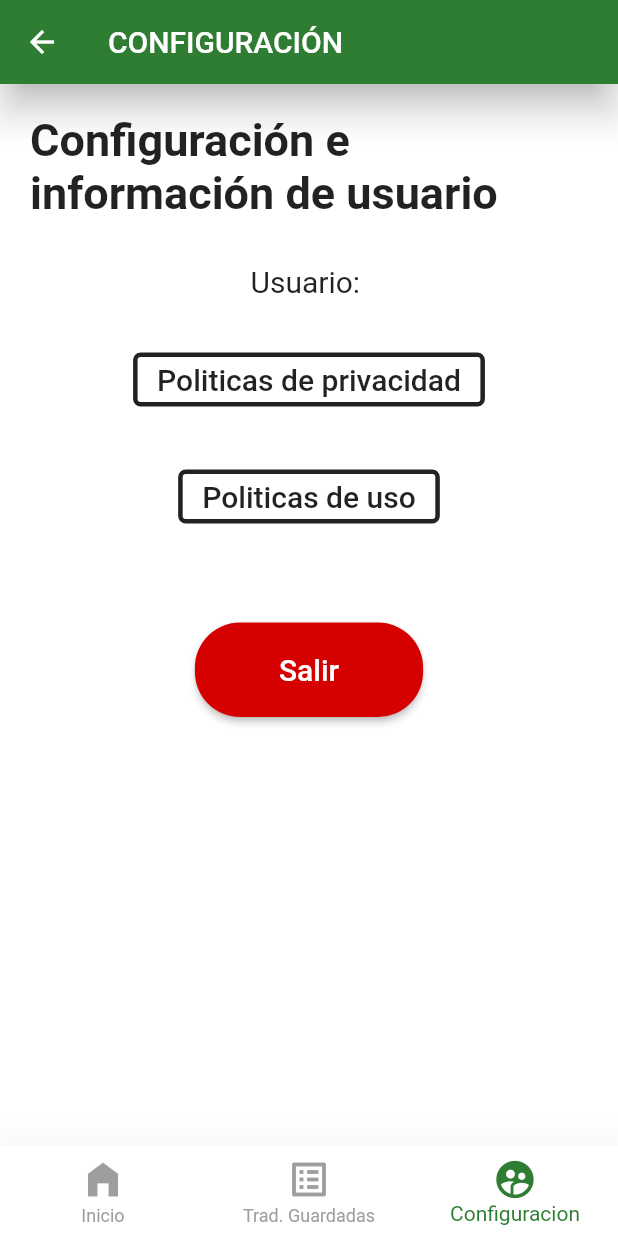
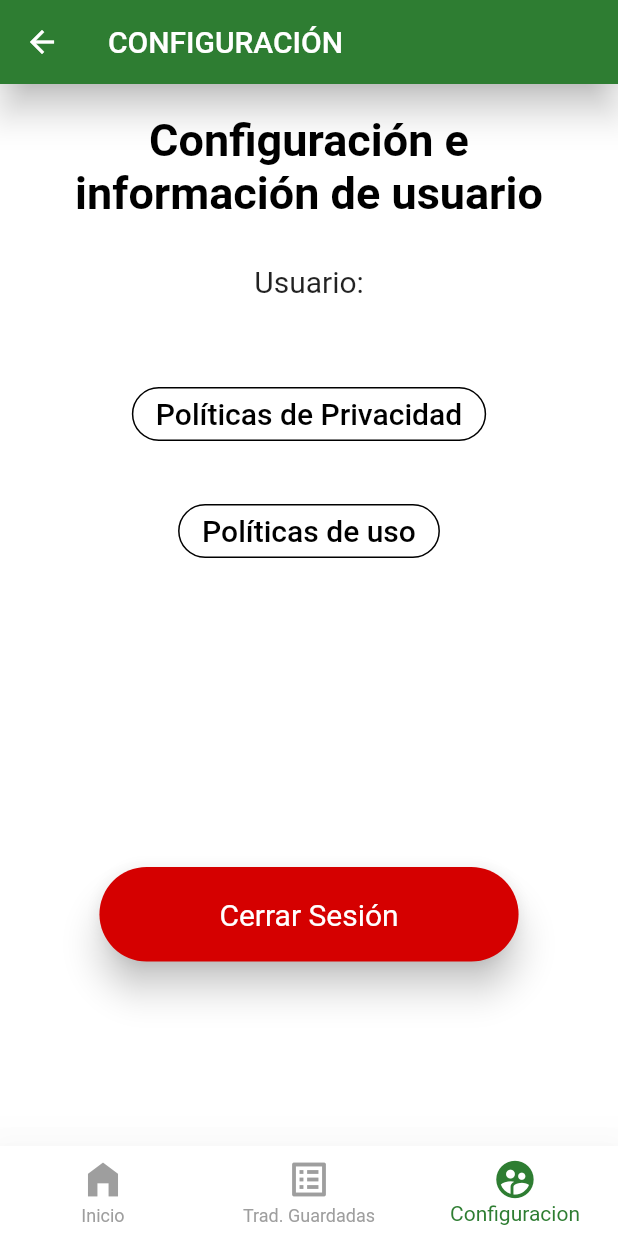
Before and after one commit to OlafRuv/traduciendo_con_sentido, a Flutter app: the ConfiguracionPage screen opened by its route, on a phone screen of 412 x 824 dp. Run offline on Flutter 3.47's test engine with Material 2 defaults, Android fonts, the phone set to English and light mode, and no system bars; our stand-ins replace cloud_firestore, firebase_auth, firebase_core, image_picker; accounts and stored records are empty.

Commit message:
Settings Section con widgets implementados y mejorado

```diff
--- a/lib/src/pages/alert_screen.dart
+++ b/lib/src/pages/alert_screen.dart
@@ -2,6 +2,9 @@ import 'dart:io';
 
 import 'package:flutter/cupertino.dart';
 import 'package:flutter/material.dart';
+
+// * Esta es una pagina de error que se desplegara cuando la ruta buscada no se encuentre
+// Toda la implementacion solo despliega una alerta
 
 class AlertScreen extends StatelessWidget {
 
--- a/lib/src/pages/pages.dart
+++ b/lib/src/pages/pages.dart
@@ -3,3 +3,4 @@ export 'package:tcs/src/pages/menu_section/menu_section.dart';
 export 'package:tcs/src/pages/saved_documents_section/saved_documents_section.dart';
 export 'package:tcs/src/pages/scroll_section/scroll_section.dart';
 export 'package:tcs/src/pages/settings_section/settings_section.dart';
+// Exportamos todas las secciones
--- a/lib/src/pages/settings_section/configuracion_page.dart
+++ b/lib/src/pages/settings_section/configuracion_page.dart
@@ -1,12 +1,10 @@
 import 'package:firebase_auth/firebase_auth.dart';
 import 'package:flutter/material.dart';
+import 'package:tcs/theme/app_theme.dart';
 
-import 'package:tcs/src/pages/scroll_section/scroll_page.dart';
-import 'package:tcs/src/pages/settings_section/politicas_uso_page.dart';
-import 'package:tcs/src/pages/settings_section/politicas_privacidad_page.dart';
 import 'package:tcs/widgets/widgets.dart';
 
-
+// Seccion de configuracion del usuario, Por el momento solo cuanta con la infomarcion del usuario mas basica, como su correo, y con los botones de politicas de uso y privacidad, ademas del boton de cerrar sesion
 class ConfiguracionPage extends StatefulWidget {
   const ConfiguracionPage({Key? key}) : super(key: key);
 
@@ -17,30 +15,48 @@ class ConfiguracionPage extends StatefulWidget {
 class _ConfiguracionPageState extends State<ConfiguracionPage> {
   @override
   Widget build(BuildContext context) {
-    User? usuario = FirebaseAuth.instance.currentUser; //INSTANCIA QUE SE USARA PARA SABER SI EL USUARIO SE ENCUENTRA EN SESION
+    User? usuario = FirebaseAuth.instance.currentUser; //instancia que se usara para saber si el usuario se encuentra en sesion
 
     return Scaffold(
-      appBar: AppBar(
-        title: Text('CONFIGURACIÓN'),
-        backgroundColor: Colors.green[800],
+      appBar: AppBar( // App bar de la pagina
+        title: const Text('CONFIGURACIÓN'),
       ),
-
 
       body: Stack(
         children: [
-          _fondoApp(),
-
-          SingleChildScrollView( //SIMILAR A LISTVIEW, LA DIFERENCIA ES QUE ABARCA TODA LA PANTALLA
+          SingleChildScrollView( //similar a listview, la diferencia es que abarca toda la pantalla
               child: Column(
                 children: [
-                  _tituloDescripcion(),
-                  Text('Usuario: ' + (usuario == null ? 'Usuario no registrado' : FirebaseAuth.instance.currentUser!.email.toString()), style: TextStyle(fontSize: 20.0),), //SI EL USUARIO SE ENCUENTRA EN SESION MOSTRARA EL CORREO DEL USUARIO Y SI ESTA EN NULL MOSTRARA QUE EL USUARIO NO ESTA REGISTRADO
-                  SizedBox(height: 30.0,),
-                  _botonPoliticasDePrivacidad(),
-                  SizedBox(height: 30.0,),
-                  _botonPoliticasDeUso(),
-                  SizedBox(height: 60.0,),
-                  _botonSalir(context)
+                  const CustomPageDescription(title: 'Configuración e información de usuario'), // Titulo o descripcion de la pagina
+                  const Text('Usuario:',
+                    style: TextStyle(fontSize: AppTheme.size20),
+                  ),
+                  // TODO: Debemos de sacar la llamada a la base de datos de aquí
+                  Text((usuario == null ? 'Usuario no registrado' : FirebaseAuth.instance.currentUser!.email.toString()),
+                  style: const TextStyle(fontSize: AppTheme.size20),
+                  ), //si el usuario se encuentra en sesion mostrara el correo del usuario y si esta en null mostrara que el usuario no esta registrado
+                  // Politicas de uso y privacidad que se despliegan haciendo uso del widget de outlined button que creamos
+                  const SizedBox(height: 30.0,),
+                  const CustomOutlinedButton(textContent: 'Políticas de Privacidad',textSize: AppTheme.size20, route: 'politicas_privacidad'),
+                  const SizedBox(height: 30.0,),
+                  const CustomOutlinedButton(textContent: 'Políticas de uso',textSize: AppTheme.size20, route: 'politicas_uso'),
+                  // TODO: Editar para que sea una caja o alguna seccion expandida
+                  const SizedBox(height: 200.0,),
+                  // _botonSalir(context),
+                  CustomButton( // Para cerrar sesion contamos con uno de nuestros cutom button hasta el fondo de la pagina
+                    padHButton: 80.0,
+                    padVButton: 20.0,
+                    buttontext: 'Cerrar Sesión',
+                    colorButton: AppTheme.buttonColorv2,
+                    onPressedFunction: () async {
+                      await FirebaseAuth.instance.signOut(); //metodo para que el usuario salga de la sesion de firebase
+                      setState(() {});
+                      Navigator.pushNamedAndRemoveUntil(
+                        context, 'scroll',
+                        (route) => false
+                      );
+                    }
+                  ),
                 ],
               ),
             )
@@ -50,109 +66,4 @@ class _ConfiguracionPageState extends State<ConfiguracionPage> {
     );
   }
 
-
-
-  Widget _fondoApp(){
-    final fondo = Container(
-      width: double.infinity,
-      height: double.infinity,
-      decoration: BoxDecoration(
-        color: Colors.white,
-      ),
-    );
-
-    return Stack(
-      children: [
-        fondo,
-      ],
-    );
-  }
-
-  //SECCION DE TEXTO DE INICIO
-  Widget _tituloDescripcion(){
-    return SafeArea(
-      child: Container(
-        padding: EdgeInsets.all(20.0),
-        child: Column(
-            crossAxisAlignment: CrossAxisAlignment.start,
-            children: [
-              Text('Configuración e información de usuario', style:TextStyle( color: Colors.black87, fontSize: 30.0, fontWeight: FontWeight.bold),),
-              SizedBox( height: 10.0),
-            ],
-          )
-      ),
-    );
-  }
-
-
-
-  Widget _botonPoliticasDePrivacidad(){
-    return OutlinedButton(
-      onPressed: (){
-        final rutaPoliticasDePrivacidad = MaterialPageRoute(
-                builder: (context){
-                  return PoliticasDePrivacidadPage();
-                }
-              );
-            Navigator.push( context, rutaPoliticasDePrivacidad);
-      },
-      child: Container(
-        //padding: EdgeInsets.symmetric(horizontal: 80.0, vertical: 15.0),
-        child: Text('Politicas de privacidad', style: TextStyle(fontSize: 20.0),),
-      ),
-      style: OutlinedButton.styleFrom(
-        primary: Colors.black87,
-        side: BorderSide(color: Colors.black87, width: 3.0),
-        shape: RoundedRectangleBorder( borderRadius: BorderRadius.circular(5.0) ),
-      ),
-    );
-  }
-
-
-
-  Widget _botonPoliticasDeUso(){
-    return OutlinedButton(
-      onPressed: (){
-        final rutaPoliticasDeUso = MaterialPageRoute(
-                builder: (context){
-                  return PoliticasDeUsoPage();
-                }
-              );
-            Navigator.push( context, rutaPoliticasDeUso);
-      },
-      child: Container(
-        //padding: EdgeInsets.symmetric(horizontal: 80.0, vertical: 15.0),
-        child: Text('Politicas de uso', style: TextStyle(fontSize: 20.0),),
-      ),
-      style: OutlinedButton.styleFrom(
-        primary: Colors.black87,
-        side: BorderSide(color: Colors.black87, width: 3.0),
-        shape: RoundedRectangleBorder( borderRadius: BorderRadius.circular(5.0) ),
-      ),
-    );
-  }
-
-
-  Widget _botonSalir(BuildContext context){
-    return MaterialButton(
-          shape: RoundedRectangleBorder( borderRadius: BorderRadius.circular(30.0) ),
-          color: Colors.redAccent[700],
-          textColor: Colors.white,
-          child: Padding(
-            padding: EdgeInsets.symmetric(horizontal: 40.0, vertical: 20.0),
-            child: Text('Salir', style: TextStyle(fontSize: 20.0),),
-          ),
-          onPressed: () async {
-            await FirebaseAuth.instance.signOut(); //METODO PARA QUE EL USUARIO SALGA DE LA SESION DE FIREBASE
-            setState(() {});
-            final rutaScrollPage = MaterialPageRoute(
-                builder: (context){
-                  return ScrollPage();
-                }
-              );
-            Navigator.push( context, rutaScrollPage);
-          },
-        );
-  }
-
 }
--- a/lib/src/pages/settings_section/settings_section.dart
+++ b/lib/src/pages/settings_section/settings_section.dart
@@ -1,3 +1,4 @@
 export 'package:tcs/src/pages/settings_section/configuracion_page.dart';
 export 'package:tcs/src/pages/settings_section/politicas_privacidad_page.dart';
 export 'package:tcs/src/pages/settings_section/politicas_uso_page.dart';
+// Exportamos la seccion de settings
```
Also changed, not shown: lib/src/pages/settings_section/politicas_privacidad_page.dart (+35 -54 lines), lib/src/pages/settings_section/politicas_uso_page.dart (+34 -50 lines).
